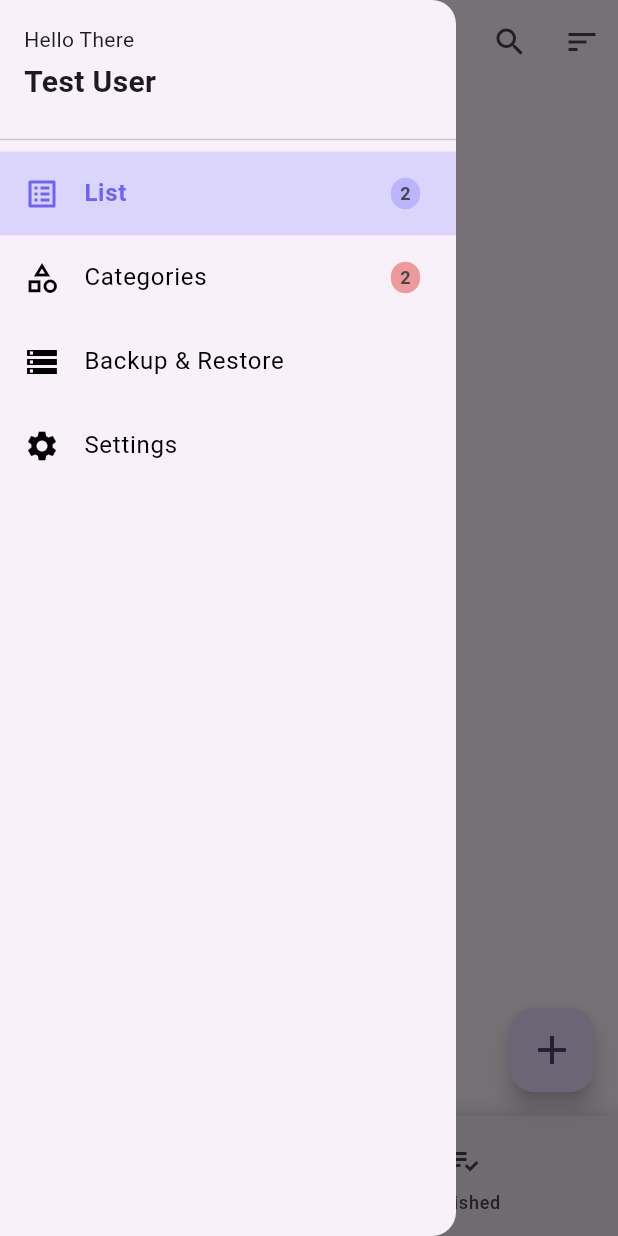
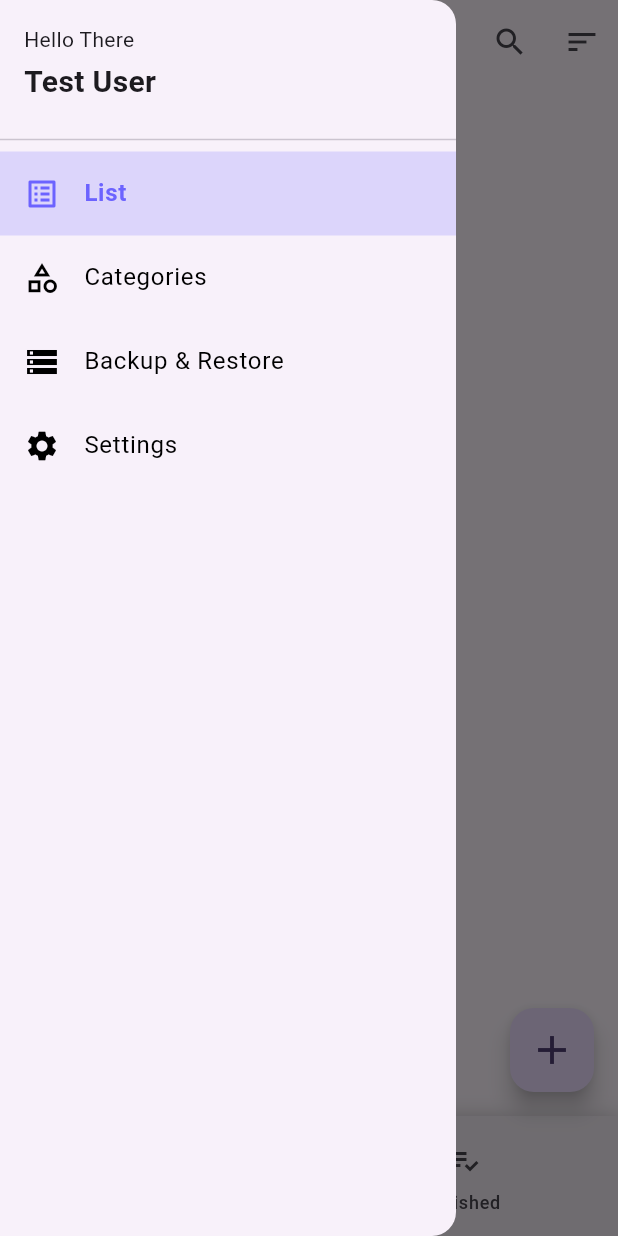
Before and after one commit to shofiq0023/flutter-popcorn-watchlist-tracker, a Flutter app: the screen it shows after launch, with the side drawer open, on a phone screen of 412 x 824 dp. Run offline on Flutter 3.47's test engine with Material 3 defaults, Android fonts, the light colour scheme and no system bars; our stand-ins replace objectbox; generated files the repository leaves out were written again.

Commit message:
implemented provider in drawer

```diff
--- a/lib/providers/watchlist_entry_provider.dart
+++ b/lib/providers/watchlist_entry_provider.dart
@@ -112,4 +112,8 @@ class WatchlistEntryProvider extends ChangeNotifier {
     await db.delete(entity.id);
     notifyListeners();
   }
+
+  int entryCount() {
+    return _watchList.length;
+  }
 }
--- a/lib/widgets/navigation_drawer.dart
+++ b/lib/widgets/navigation_drawer.dart
@@ -1,4 +1,7 @@
 import 'package:flutter/material.dart';
+import 'package:provider/provider.dart';
+import 'package:popcorn/providers/watchlist_entry_provider.dart';
+import 'package:popcorn/providers/entry_category_provider.dart'; // Your other provider
 
 class MyNavigationDrawer extends StatelessWidget {
   const MyNavigationDrawer({super.key});
@@ -37,32 +40,33 @@ class MyNavigationDrawer extends StatelessWidget {
             ),
             const Divider(),
 
-            // Menu Items
+            // Multiple Providers here using Consumer2
             Expanded(
-              child: ListView(
+              child: Consumer2<WatchlistEntryProvider, EntryCategoryProvider>(
+                builder: (context, watchlistProvider, categoryProvider, child) {
+                  return ListView(
                     children: [
-                  // Home Page
+                      // Watchlist Badge Count
                       _buildDrawerItem(
                         context: context,
                         icon: Icons.list_alt,
                         title: 'List',
-                    badgeCount: 2,
+                        badgeCount: watchlistProvider.entryCount(),
                         selected: currentRoute == '/home',
                         routeTo: '/home',
                       ),
 
-                  // Category Page
+                      // Category Badge Count (dummy 5 for now, you can use real count later)
                       _buildDrawerItem(
                         context: context,
                         icon: Icons.category_outlined,
                         title: 'Categories',
+                        badgeCount: 0, // example for category count
+                        badgeColor: Colors.red.shade200,
                         selected: currentRoute == '/entry-category',
-                    badgeCount: 2,
-                    badgeColor: Colors.red.shade200,
                         routeTo: '/entry-category',
                       ),
 
-                  // Import Export Page
                       _buildDrawerItem(
                         context: context,
                         icon: Icons.storage,
@@ -70,8 +74,6 @@ class MyNavigationDrawer extends StatelessWidget {
                         selected: currentRoute == '/import-export',
                         routeTo: '/import-export',
                       ),
-
-                  // Settings Page
                       _buildDrawerItem(
                         context: context,
                         icon: Icons.settings,
@@ -80,6 +82,8 @@ class MyNavigationDrawer extends StatelessWidget {
                         routeTo: '/settings',
                       ),
                     ],
+                  );
+                },
               ),
             ),
           ],
@@ -94,13 +98,12 @@ class MyNavigationDrawer extends StatelessWidget {
     required String title,
     int badgeCount = 0,
     bool selected = false,
-    Color badgeColor = const Color(0xFFBDB4FE), // Default light purple
+    Color badgeColor = const Color(0xFFBDB4FE),
     routeTo = '/home',
   }) {
     return Container(
-      color:
-          selected
-              ? const Color(0xFF6C63FF).withValues(alpha: 0.2)
+      color: selected
+          ? const Color(0xFF6C63FF).withOpacity(0.2)
           : Colors.transparent,
       child: ListTile(
         leading: Icon(
@@ -114,13 +117,9 @@ class MyNavigationDrawer extends StatelessWidget {
             color: selected ? const Color(0xFF6C63FF) : Colors.black,
           ),
         ),
-        trailing:
-            badgeCount > 0
+        trailing: badgeCount > 0
             ? Container(
-                  padding: const EdgeInsets.symmetric(
-                    horizontal: 6,
-                    vertical: 2,
-                  ),
+          padding: const EdgeInsets.symmetric(horizontal: 6, vertical: 2),
           decoration: BoxDecoration(
             color: badgeColor,
             borderRadius: BorderRadius.circular(12),
@@ -138,7 +137,7 @@ class MyNavigationDrawer extends StatelessWidget {
           if (ModalRoute.of(context)?.settings.name != routeTo) {
             Navigator.pushReplacementNamed(context, routeTo);
           } else {
-            Navigator.pop(context); // just close drawer if already on that page
+            Navigator.pop(context);
           }
         },
       ),
```
Lines whose indentation alone changed are shown as unchanged.
